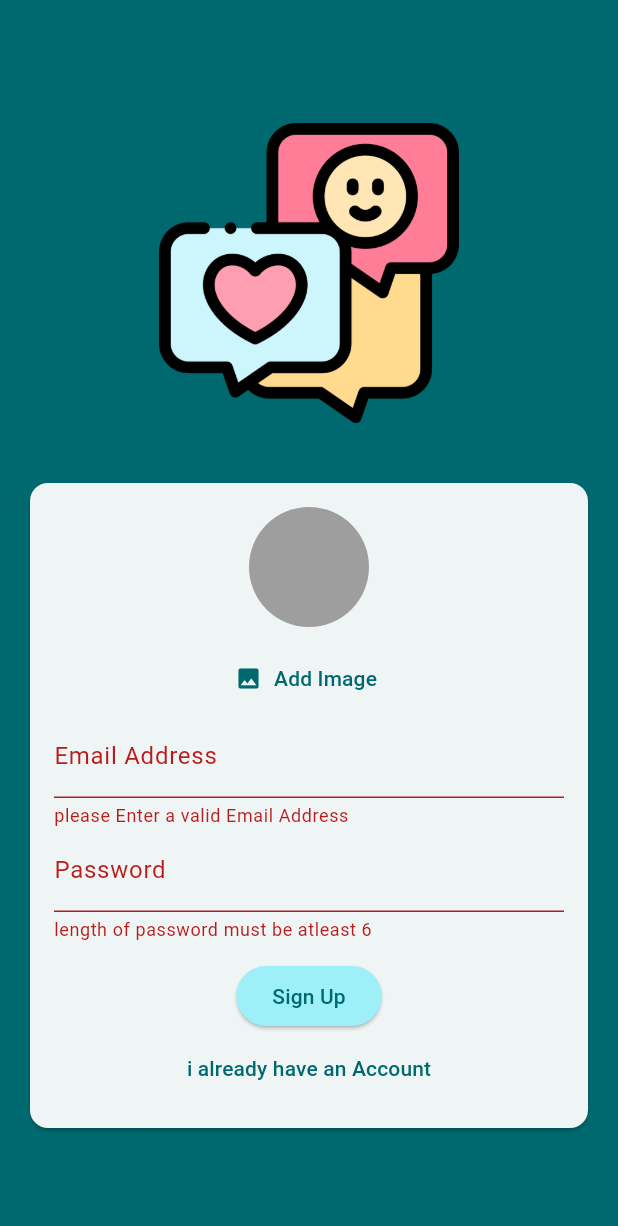
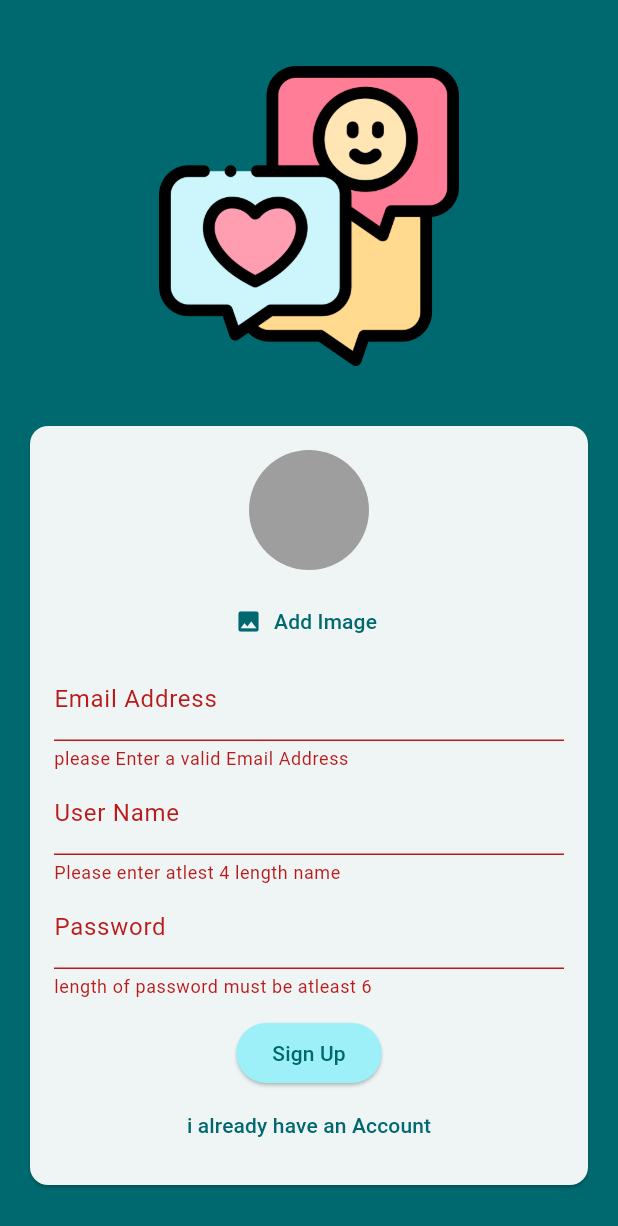
Before and after one commit to RahulSharma-bit/chatApp, a Flutter app: the screen it shows after launch, after a tap on "Login", after a tap on "create an Account", after a tap on "Sign Up", on a phone screen of 412 x 824 dp. Shown: the top 1226 px of the screen. Run offline on Flutter 3.47's test engine with Material 3 defaults, Android fonts, the phone set to English and light mode, and no system bars; our stand-ins replace cloud_firestore, firebase_auth, firebase_core, firebase_storage, image_picker; accounts and stored records are empty.

Commit message:
pushing changes

```diff
--- a/lib/screens/auth.dart
+++ b/lib/screens/auth.dart
@@ -20,6 +20,7 @@ class _AuthScreenState extends State<AuthScreen> {
   var _isLogin = true;
   var _enteredEmail = '';
   var _enteredPassword = '';
+  var _enteredUsername = '';
   File? _selectedImage;
   var _isAuthenticating = false;
 
@@ -63,7 +64,7 @@ class _AuthScreenState extends State<AuthScreen> {
             .collection('users')
             .doc(userCredentials.user!.uid)
             .set({
-          'user-name': 'to be done...',
+          'user-name': _enteredUsername,
           'email': _enteredEmail,
           'image_URL': imageUrl,
         });
@@ -138,6 +139,23 @@ class _AuthScreenState extends State<AuthScreen> {
                               _enteredEmail = newValue!;
                             },
                           ),
+                          if (!_isLogin)
+                            TextFormField(
+                              decoration:
+                                  const InputDecoration(labelText: 'User Name'),
+                              validator: (value) {
+                                if (value == null ||
+                                    value.isEmpty ||
+                                    value.trim().length < 4) {
+                                  return 'Please enter atlest 4 length name';
+                                }
+                                return null;
+                              },
+                              enableSuggestions: false,
+                              onSaved: (value) {
+                                _enteredUsername = value!;
+                              },
+                            ),
                           TextFormField(
                             decoration:
                                 const InputDecoration(labelText: 'Password'),
```
